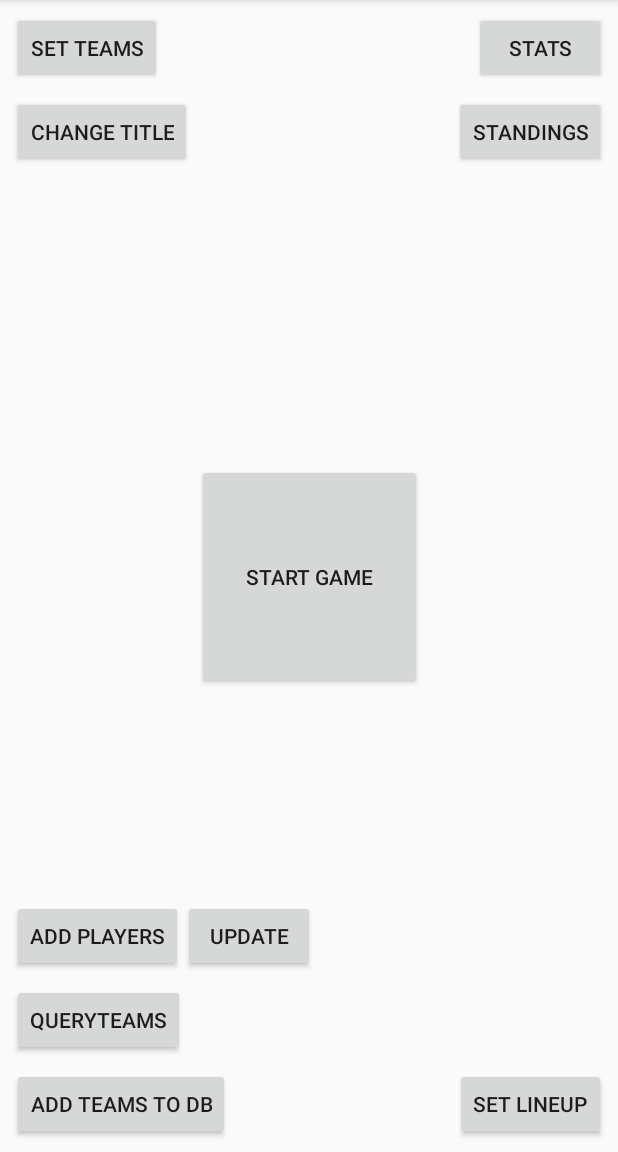
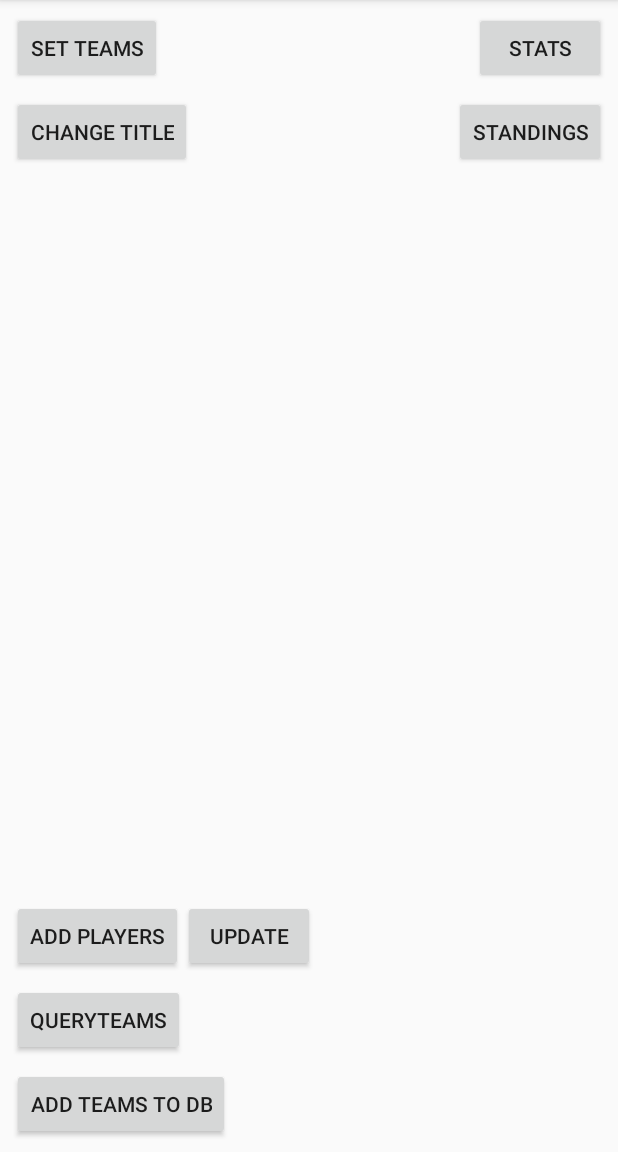
Before and after one commit to EddieF87/Softball-Statkeeper, an Android app: the screen it shows after launch (MainActivity), on a phone screen of 412 x 824 dp, the part 84-1236 px from its top. Run offline under Robolectric (Android 15) with nearby library versions, the phone set to English and light mode, and no system bars; 2 statements that could not run were skipped.

Commit message:
Working on connecting pages  etc

```diff
--- a/app/src/main/java/com/example/android/scorekeepdraft1/MainActivity.java
+++ b/app/src/main/java/com/example/android/scorekeepdraft1/MainActivity.java
@@ -20,15 +20,6 @@ public class MainActivity extends AppCompatActivity {
     protected void onCreate(Bundle savedInstanceState) {
         super.onCreate(savedInstanceState);
         setContentView(R.layout.activity_main);
-
-        Button startGame = (Button) findViewById(R.id.start);
-        startGame.setOnClickListener(new View.OnClickListener() {
-            @Override
-            public void onClick(View view) {
-                Intent intent = new Intent(MainActivity.this, GameActivity.class);
-                startActivity(intent);
-            }
-        });
 
         Button test = (Button) findViewById(R.id.testbut);
         test.setOnClickListener(new View.OnClickListener() {
--- a/app/src/main/java/com/example/android/scorekeepdraft1/StatsActivity.java
+++ b/app/src/main/java/com/example/android/scorekeepdraft1/StatsActivity.java
@@ -74,6 +74,7 @@ public class StatsActivity extends AppCompatActivity implements LoaderManager.Lo
             String teamName = mCursor.getString(teamNameIndex);
             teams.add(teamName);
         }
+        teams.add("Free Agent");
         teamSpinner = (Spinner) findViewById(R.id.spinner_stats_teams);
 
         ArrayAdapter<String> spinnerArrayAdapter = new ArrayAdapter<>(this,
--- a/app/src/main/res/layout/activity_main.xml
+++ b/app/src/main/res/layout/activity_main.xml
@@ -6,30 +6,6 @@
     android:layout_height="match_parent"
     tools:context="com.example.android.scorekeepdraft1.MainActivity">
 
-
-    <Button
-        android:id="@+id/start"
-        android:layout_width="150dp"
-        android:layout_height="150dp"
-        android:layout_marginBottom="8dp"
-        android:layout_marginLeft="8dp"
-        android:layout_marginRight="8dp"
-        android:layout_marginTop="8dp"
-        android:text="Start Game"
-        app:layout_constraintBottom_toBottomOf="parent"
-        app:layout_constraintLeft_toLeftOf="parent"
-        app:layout_constraintRight_toRightOf="parent"
-        app:layout_constraintTop_toTopOf="parent" />
-
-    <Button
-        android:id="@+id/testbut"
-        android:layout_width="wrap_content"
-        android:layout_height="wrap_content"
-        android:layout_marginBottom="8dp"
-        android:layout_marginRight="8dp"
-        android:text="set lineup"
-        app:layout_constraintBottom_toBottomOf="parent"
-        app:layout_constraintRight_toRightOf="parent" />
 
     <Button
         android:id="@+id/testbut2"
```
Also changed, not shown: app/src/main/java/com/example/android/scorekeepdraft1/GameActivity.java (+3 -19 lines), app/src/main/java/com/example/android/scorekeepdraft1/data/StatsContract.java (+4 -3 lines), app/src/main/java/com/example/android/scorekeepdraft1/data/StatsDbHelper.java (+33 -27 lines).
